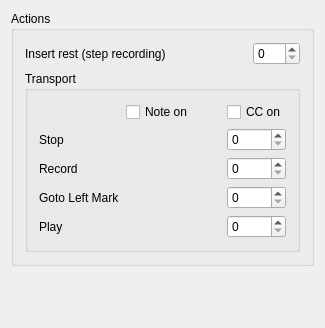
emrum/muse, file muse3/muse/mplugins/mrconfigbase.ui: the form before one commit.
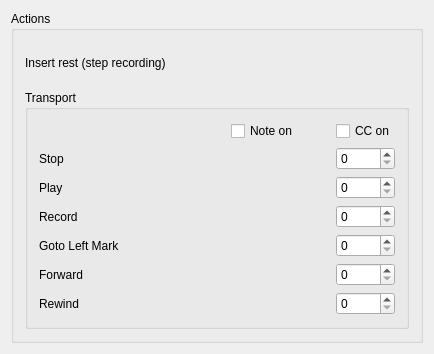
The form after the commit. Custom widgets are drawn as their Qt base class.

Diff of the .ui file:
```diff
--- a/muse3/muse/mplugins/mrconfigbase.ui
+++ b/muse3/muse/mplugins/mrconfigbase.ui
@@ -6,8 +6,8 @@
    <rect>
     <x>0</x>
     <y>0</y>
-    <width>325</width>
-    <height>328</height>
+    <width>434</width>
+    <height>354</height>
    </rect>
   </property>
   <property name="windowTitle">
@@ -19,55 +19,116 @@
      <property name="title">
       <string>Actions</string>
      </property>
-     <layout class="QVBoxLayout" name="verticalLayout">
-      <item>
-       <layout class="QHBoxLayout" name="horizontalLayout">
-        <item>
-         <widget class="QLabel" name="label">
-          <property name="text">
-           <string>Insert rest (step recording) </string>
-          </property>
-         </widget>
-        </item>
-        <item>
-         <spacer name="horizontalSpacer">
-          <property name="orientation">
-           <enum>Qt::Horizontal</enum>
-          </property>
-          <property name="sizeHint" stdset="0">
-           <size>
-            <width>40</width>
-            <height>20</height>
-           </size>
-          </property>
-         </spacer>
-        </item>
-        <item>
-         <widget class="MusEGui::PitchEdit" name="steprec_box" native="true">
-          <property name="toolTip">
-           <string>Note on value</string>
-          </property>
-         </widget>
-        </item>
-        <item>
-         <widget class="QSpinBox" name="sbInsertRestCC">
-          <property name="toolTip">
-           <string>Control change value</string>
-          </property>
-          <property name="maximum">
-           <number>127</number>
-          </property>
-         </widget>
-        </item>
-       </layout>
+     <layout class="QGridLayout" name="gridLayout_2">
+      <item row="0" column="2">
+       <widget class="MusEGui::PitchEdit" name="steprec_box" native="true">
+        <property name="toolTip">
+         <string>Note on value</string>
+        </property>
+       </widget>
       </item>
-      <item>
+      <item row="1" column="0" colspan="4">
        <widget class="QGroupBox" name="GroupBox2">
         <property name="title">
          <string>Transport</string>
         </property>
         <layout class="QGridLayout" name="gridLayout">
-         <item row="2" column="0">
+         <item row="8" column="0">
+          <widget class="QLabel" name="TextLabel3">
+           <property name="text">
+            <string>Goto Left Mark</string>
+           </property>
+           <property name="wordWrap">
+            <bool>false</bool>
+           </property>
+          </widget>
+         </item>
+         <item row="11" column="3">
+          <spacer name="Spacer6">
+           <property name="orientation">
+            <enum>Qt::Horizontal</enum>
+           </property>
+           <property name="sizeType">
+            <enum>QSizePolicy::Fixed</enum>
+           </property>
+           <property name="sizeHint" stdset="0">
+            <size>
+             <width>20</width>
+             <height>20</height>
+            </size>
+           </property>
+          </spacer>
+         </item>
+         <item row="10" column="2">
+          <widget class="MusEGui::PitchEdit" name="sbForward" native="true"/>
+         </item>
+         <item row="10" column="0">
+          <widget class="QLabel" name="TextLabel5">
+           <property name="text">
+            <string>Forward</string>
+           </property>
+           <property name="wordWrap">
+            <bool>false</bool>
+           </property>
+          </widget>
+         </item>
+         <item row="10" column="1">
+          <spacer name="horizontalSpacer_7">
+           <property name="orientation">
+            <enum>Qt::Horizontal</enum>
+           </property>
+           <property name="sizeHint" stdset="0">
+            <size>
+             <width>40</width>
+             <height>20</height>
+            </size>
+           </property>
+          </spacer>
+         </item>
+         <item row="10" column="5">
+          <widget class="QSpinBox" name="sbForwardCC">
+           <property name="maximum">
+            <number>127</number>
+           </property>
+          </widget>
+         </item>
+         <item row="11" column="0">
+          <widget class="QLabel" name="TextLabel6">
+           <property name="text">
+            <string>Rewind</string>
+           </property>
+           <property name="wordWrap">
+            <bool>false</bool>
+           </property>
+          </widget>
+         </item>
+         <item row="7" column="2">
+          <widget class="MusEGui::PitchEdit" name="sbRecord" native="true"/>
+         </item>
+         <item row="7" column="3">
+          <spacer name="Spacer2">
+           <property name="orientation">
+            <enum>Qt::Horizontal</enum>
+           </property>
+           <property name="sizeType">
+            <enum>QSizePolicy::Fixed</enum>
+           </property>
+           <property name="sizeHint" stdset="0">
+            <size>
+             <width>20</width>
+             <height>20</height>
+            </size>
+           </property>
+          </spacer>
+         </item>
+         <item row="8" column="5">
+          <widget class="QSpinBox" name="sbGotoLeftMarkCC">
+           <property name="maximum">
+            <number>127</number>
+           </property>
+          </widget>
+         </item>
+         <item row="7" column="0">
           <widget class="QLabel" name="TextLabel2">
            <property name="text">
             <string>Record</string>
@@ -77,20 +138,56 @@
            </property>
           </widget>
          </item>
-         <item row="0" column="4">
+         <item row="1" column="1">
+          <spacer name="horizontalSpacer_3">
+           <property name="orientation">
+            <enum>Qt::Horizontal</enum>
+           </property>
+           <property name="sizeHint" stdset="0">
+            <size>
+             <width>40</width>
+             <height>20</height>
+            </size>
+           </property>
+          </spacer>
+         </item>
+         <item row="7" column="5">
+          <widget class="QSpinBox" name="sbRecCC">
+           <property name="maximum">
+            <number>127</number>
+           </property>
+          </widget>
+         </item>
+         <item row="1" column="2">
+          <widget class="MusEGui::PitchEdit" name="sbStop" native="true"/>
+         </item>
+         <item row="11" column="1">
+          <spacer name="horizontalSpacer_8">
+           <property name="orientation">
+            <enum>Qt::Horizontal</enum>
+           </property>
+           <property name="sizeHint" stdset="0">
+            <size>
+             <width>40</width>
+             <height>20</height>
+            </size>
+           </property>
+          </spacer>
+         </item>
+         <item row="0" column="5">
           <widget class="QCheckBox" name="b2">
            <property name="text">
             <string>CC on</string>
            </property>
           </widget>
          </item>
-         <item row="2" column="3">
-          <spacer name="Spacer2">
+         <item row="1" column="3" colspan="2">
+          <spacer name="Spacer1">
            <property name="orientation">
             <enum>Qt::Horizontal</enum>
            </property>
            <property name="sizeType">
-            <enum>QSizePolicy::Expanding</enum>
+            <enum>QSizePolicy::Fixed</enum>
            </property>
            <property name="sizeHint" stdset="0">
             <size>
@@ -100,13 +197,16 @@
            </property>
           </spacer>
          </item>
-         <item row="4" column="3">
-          <spacer name="Spacer4">
+         <item row="8" column="2">
+          <widget class="MusEGui::PitchEdit" name="sbGotoLeftMark" native="true"/>
+         </item>
+         <item row="10" column="3">
+          <spacer name="Spacer5">
            <property name="orientation">
             <enum>Qt::Horizontal</enum>
            </property>
            <property name="sizeType">
-            <enum>QSizePolicy::Expanding</enum>
+            <enum>QSizePolicy::Fixed</enum>
            </property>
            <property name="sizeHint" stdset="0">
             <size>
@@ -116,11 +216,12 @@
            </property>
           </spacer>
          </item>
-         <item row="4" column="1">
-          <widget class="MusEGui::PitchEdit" name="sb4" native="true"/>
-         </item>
-         <item row="2" column="1">
-          <widget class="MusEGui::PitchEdit" name="sb2" native="true"/>
+         <item row="0" column="2">
+          <widget class="QCheckBox" name="b1">
+           <property name="text">
+            <string>Note on</string>
+           </property>
+          </widget>
          </item>
          <item row="1" column="0">
           <widget class="QLabel" name="TextLabel1">
@@ -132,33 +233,79 @@
            </property>
           </widget>
          </item>
-         <item row="3" column="0">
-          <widget class="QLabel" name="TextLabel3">
-           <property name="text">
-            <string>Goto Left Mark</string>
-           </property>
-           <property name="wordWrap">
-            <bool>false</bool>
-           </property>
-          </widget>
-         </item>
-         <item row="3" column="4">
-          <widget class="QSpinBox" name="sbGotoLeftMarkCC">
-           <property name="maximum">
-            <number>127</number>
-           </property>
-          </widget>
-         </item>
-         <item row="1" column="1">
-          <widget class="MusEGui::PitchEdit" name="sb1" native="true"/>
-         </item>
-         <item row="3" column="3">
+         <item row="8" column="3">
           <spacer name="Spacer3">
            <property name="orientation">
             <enum>Qt::Horizontal</enum>
            </property>
            <property name="sizeType">
-            <enum>QSizePolicy::Expanding</enum>
+            <enum>QSizePolicy::Fixed</enum>
+           </property>
+           <property name="sizeHint" stdset="0">
+            <size>
+             <width>20</width>
+             <height>20</height>
+            </size>
+           </property>
+          </spacer>
+         </item>
+         <item row="11" column="2">
+          <widget class="MusEGui::PitchEdit" name="sbRewind" native="true"/>
+         </item>
+         <item row="8" column="1">
+          <spacer name="horizontalSpacer_5">
+           <property name="orientation">
+            <enum>Qt::Horizontal</enum>
+           </property>
+           <property name="sizeHint" stdset="0">
+            <size>
+             <width>40</width>
+             <height>20</height>
+            </size>
+           </property>
+          </spacer>
+         </item>
+         <item row="7" column="1">
+          <spacer name="horizontalSpacer_4">
+           <property name="orientation">
+            <enum>Qt::Horizontal</enum>
+           </property>
+           <property name="sizeHint" stdset="0">
+            <size>
+             <width>40</width>
+             <height>20</height>
+            </size>
+           </property>
+          </spacer>
+         </item>
+         <item row="1" column="5">
+          <widget class="QSpinBox" name="sbStopCC">
+           <property name="maximum">
+            <number>127</number>
+           </property>
+          </widget>
+         </item>
+         <item row="11" column="5">
+          <widget class="QSpinBox" name="sbBackwardCC">
+           <property name="maximum">
+            <number>127</number>
+           </property>
+          </widget>
+         </item>
+         <item row="3" column="5">
+          <widget class="QSpinBox" name="sbPlayCC">
+           <property name="maximum">
+            <number>127</number>
+           </property>
+          </widget>
+         </item>
+         <item row="3" column="3">
+          <spacer name="Spacer4">
+           <property name="orientation">
+            <enum>Qt::Horizontal</enum>
+           </property>
+           <property name="sizeType">
+            <enum>QSizePolicy::Fixed</enum>
            </property>
            <property name="sizeHint" stdset="0">
             <size>
@@ -169,9 +316,19 @@
           </spacer>
          </item>
          <item row="3" column="1">
-          <widget class="MusEGui::PitchEdit" name="sb3" native="true"/>
+          <spacer name="horizontalSpacer_6">
+           <property name="orientation">
+            <enum>Qt::Horizontal</enum>
+           </property>
+           <property name="sizeHint" stdset="0">
+            <size>
+             <width>40</width>
+             <height>20</height>
+            </size>
+           </property>
+          </spacer>
          </item>
-         <item row="4" column="0">
+         <item row="3" column="0">
           <widget class="QLabel" name="TextLabel4">
            <property name="text">
             <string>Play</string>
@@ -181,69 +338,35 @@
            </property>
           </widget>
          </item>
-         <item row="1" column="3">
-          <spacer name="Spacer1">
-           <property name="orientation">
-            <enum>Qt::Horizontal</enum>
-           </property>
-           <property name="sizeType">
-            <enum>QSizePolicy::Expanding</enum>
-           </property>
-           <property name="sizeHint" stdset="0">
-            <size>
-             <width>101</width>
-             <height>20</height>
-            </size>
-           </property>
-          </spacer>
-         </item>
-         <item row="2" column="4">
-          <widget class="QSpinBox" name="sbRecCC">
-           <property name="maximum">
-            <number>127</number>
-           </property>
-          </widget>
-         </item>
-         <item row="1" column="4">
-          <widget class="QSpinBox" name="sbStopCC">
-           <property name="maximum">
-            <number>127</number>
-           </property>
-          </widget>
-         </item>
-         <item row="4" column="4">
-          <widget class="QSpinBox" name="sbPlayCC">
-           <property name="maximum">
-            <number>127</number>
-           </property>
-          </widget>
-         </item>
-         <item row="0" column="1">
-          <widget class="QCheckBox" name="b1">
-           <property name="text">
-            <string>Note on</string>
-           </property>
-          </widget>
+         <item row="3" column="2">
+          <widget class="MusEGui::PitchEdit" name="sbPlay" native="true"/>
          </item>
         </layout>
        </widget>
       </item>
+      <item row="0" column="0">
+       <widget class="QLabel" name="label">
+        <property name="text">
+         <string>Insert rest (step recording) </string>
+        </property>
+       </widget>
+      </item>
+      <item row="0" column="1">
+       <spacer name="horizontalSpacer">
+        <property name="orientation">
+         <enum>Qt::Horizontal</enum>
+        </property>
+        <property name="sizeHint" stdset="0">
+         <size>
+          <width>137</width>
+          <height>20</height>
+         </size>
+        </property>
+       </spacer>
+      </item>
      </layout>
     </widget>
    </item>
-   <item>
-    <spacer name="verticalSpacer">
-     <property name="orientation">
-      <enum>Qt::Vertical</enum>
-     </property>
-     <property name="sizeHint" stdset="0">
-      <size>
-       <width>20</width>
-       <height>10</height>
-      </size>
-     </property>
-    </spacer>
-   </item>
   </layout>
  </widget>
  <layoutdefault spacing="6" margin="11"/>
```
